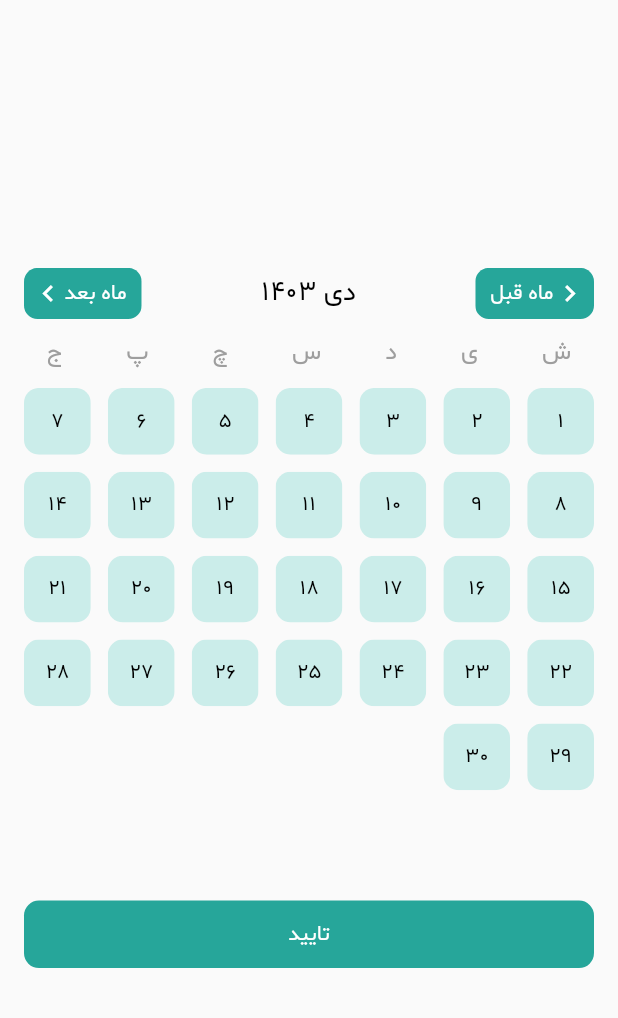
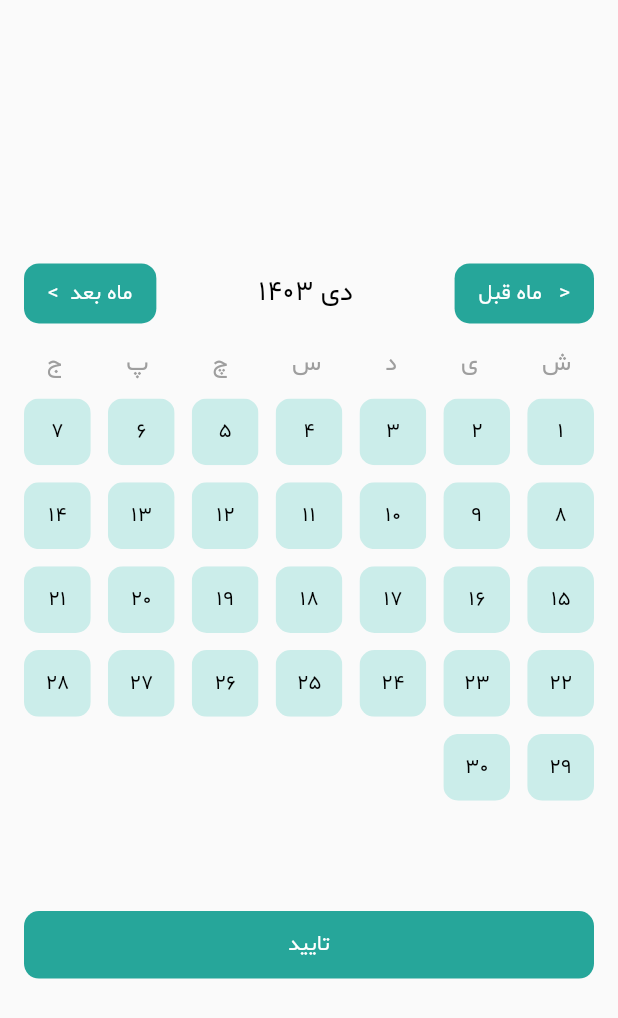
Before and after one commit to arminyazdian/flutter-persian-date-picker, a Flutter app: the screen it shows after launch, on a phone screen of 412 x 824 dp. Shown: the top 1018 px of the screen. Run offline on Flutter 3.47's test engine with Material 2 defaults, Android fonts, the light colour scheme and no system bars; our stand-ins replace shamsi_date.

Commit message:
DatePicker header buttons modified

```diff
--- a/lib/config/strings.dart
+++ b/lib/config/strings.dart
@@ -3,7 +3,7 @@ class Strings {
 
   static const String confirm = 'تایید';
 
-  static const String previousMonth = 'ماه قبل';
+  static const String previousMonth = '<   ماه قبل';
 
-  static const String nextMonth = 'ماه بعد';
+  static const String nextMonth = 'ماه بعد  >';
 }
--- a/lib/date_picker.dart
+++ b/lib/date_picker.dart
@@ -51,11 +51,8 @@ class PersianDatePicker extends StatefulWidget {
   /// TextStyle for header navigator buttons
   final TextStyle headerButtonsTextStyle;
 
-  /// The Color for header navigator buttons background (primary color is recommended)
-  final Color headerButtonsBackgroundColor;
-
-  /// The Color for header navigator buttons text and icon
-  final Color headerButtonsForegroundColor;
+  /// ButtonStyle for header navigator buttons
+  final ButtonStyle headerButtonsStyle;
 
   /// TextStyle for month display text on top (bold text is recommended)
   final TextStyle headerMonthDisplayTextStyle;
@@ -76,12 +73,12 @@ class PersianDatePicker extends StatefulWidget {
   /// details of the user's selected date
   ///
   /// It is recommended to call [pop] if you are using [PersianDatePicker] inside a BottomSheet / Dialog
-  final Function(Jalali selectedDate) onSubmitDate;
+  final void Function(Jalali selectedDate) onSubmitDate;
 
   /// This gets called when user has no selected date and taps the Submit button.
   ///
   /// It is recommended to show a toast as a hint for the user
-  final Function() onEmptyDateSubmit;
+  final void Function() onEmptyDateSubmit;
 
   /// Simply pass a date if you wish to have a date to be selected initially. This is pretty useful
   /// for situations where user has saved a date in your state management
@@ -94,8 +91,11 @@ class PersianDatePicker extends StatefulWidget {
     this.chosenDate,
     this.weekTitlesTextStyle = const TextStyle(fontSize: TextSizes.bodyLarge, color: Colours.hint),
     this.headerButtonsTextStyle = const TextStyle(fontSize: TextSizes.bodyMedium, color: Colours.main),
-    this.headerButtonsBackgroundColor = Colours.primary,
-    this.headerButtonsForegroundColor = Colours.main,
+    this.headerButtonsStyle = const ButtonStyle(
+      backgroundColor: MaterialStatePropertyAll(Colours.primary),
+      foregroundColor: MaterialStatePropertyAll(Colours.main),
+      shape: MaterialStatePropertyAll(RoundedRectangleBorder(borderRadius: BorderRadius.all(Radius.circular(10)))),
+    ),
     this.headerMonthDisplayTextStyle = const TextStyle(fontSize: TextSizes.titleSmall, color: Colours.title),
     this.dateBackgroundColor = Colours.secondary,
     this.dateTextStyle = const TextStyle(fontSize: TextSizes.bodyMedium, color: Colours.title),
@@ -150,7 +150,9 @@ class _PersianDatePickerState extends State<PersianDatePicker> {
 
     return Directionality(
       textDirection: TextDirection.rtl,
-      child: SizedBox(
+      child: Wrap(
+        children: [
+          SizedBox(
             width: screenWidthWithPadding,
             child: Column(
               children: [
@@ -158,8 +160,7 @@ class _PersianDatePickerState extends State<PersianDatePicker> {
                   currentDate: currentVisibleDate ?? Jalali.now(),
                   onPreviousMonthTap: () => changeDatePage(page: (dateController.page?.round() ?? 0) - 1),
                   onNextMonthTap: () => changeDatePage(page: (dateController.page?.round() ?? 0) + 1),
-              buttonsBackgroundColor: widget.headerButtonsBackgroundColor,
-              buttonsForegroundColor: widget.headerButtonsForegroundColor,
+                  buttonsStyle: widget.headerButtonsStyle,
                   buttonsTextStyle: widget.headerButtonsTextStyle,
                   monthDisplayerTextStyle: widget.headerMonthDisplayTextStyle,
                 ),
@@ -225,7 +226,7 @@ class _PersianDatePickerState extends State<PersianDatePicker> {
                 Padding(
                   padding: const EdgeInsets.only(top: 16),
                   child: SizedBox(
-                width: double.infinity,
+                    width: screenWidthWithPadding,
                     height: 45,
                     child: FilledButton(
                       style: widget.submitButtonStyle,
@@ -243,6 +244,8 @@ class _PersianDatePickerState extends State<PersianDatePicker> {
                 ),
               ],
             ),
+          ),
+        ],
       ),
     );
   }
@@ -329,8 +332,7 @@ class _Header extends StatefulWidget {
   final void Function() onPreviousMonthTap;
   final void Function() onNextMonthTap;
   final Jalali currentDate;
-  final Color buttonsBackgroundColor;
-  final Color buttonsForegroundColor;
+  final ButtonStyle buttonsStyle;
   final TextStyle buttonsTextStyle;
   final TextStyle monthDisplayerTextStyle;
 
@@ -338,8 +340,7 @@ class _Header extends StatefulWidget {
     required this.onPreviousMonthTap,
     required this.onNextMonthTap,
     required this.currentDate,
-    required this.buttonsBackgroundColor,
-    required this.buttonsForegroundColor,
+    required this.buttonsStyle,
     required this.buttonsTextStyle,
     required this.monthDisplayerTextStyle,
   });
@@ -356,28 +357,12 @@ class _HeaderState extends State<_Header> {
       children: [
         Material(
           color: Colors.transparent,
-          child: InkWell(
-            onTap: widget.onPreviousMonthTap,
-            borderRadius: BorderRadius.circular(9),
-            child: Ink(
-              decoration: BoxDecoration(
-                color: widget.buttonsBackgroundColor,
-                borderRadius: BorderRadius.circular(9),
-              ),
-              padding: const EdgeInsets.fromLTRB(10, 6, 5, 6),
-              child: Row(
-                children: [
-                  Icon(
-                    Icons.chevron_left,
-                    color: widget.buttonsForegroundColor,
-                    size: 22,
-                  ),
-                  Text(
+          child: FilledButton(
+            onPressed: widget.onPreviousMonthTap,
+            style: widget.buttonsStyle,
+            child: Text(
               Strings.previousMonth,
               style: widget.buttonsTextStyle,
-                  ),
-                ],
-              ),
             ),
           ),
         ),
@@ -390,29 +375,12 @@ class _HeaderState extends State<_Header> {
         ),
         Material(
           color: Colors.transparent,
-          child: InkWell(
-            onTap: widget.onNextMonthTap,
-            borderRadius: BorderRadius.circular(9),
-            child: Ink(
-              decoration: BoxDecoration(
-                color: widget.buttonsBackgroundColor,
-                borderRadius: BorderRadius.circular(9),
-              ),
-              padding: const EdgeInsets.fromLTRB(5, 6, 10, 6),
-              child: Row(
-                mainAxisAlignment: MainAxisAlignment.spaceBetween,
-                children: [
-                  Text(
+          child: FilledButton(
+            style: widget.buttonsStyle,
+            onPressed: widget.onNextMonthTap,
+            child: Text(
               Strings.nextMonth,
               style: widget.buttonsTextStyle,
-                  ),
-                  Icon(
-                    Icons.chevron_right,
-                    color: widget.buttonsForegroundColor,
-                    size: 22,
-                  ),
-                ],
-              ),
             ),
           ),
         )
```
Lines whose indentation alone changed are shown as unchanged.
